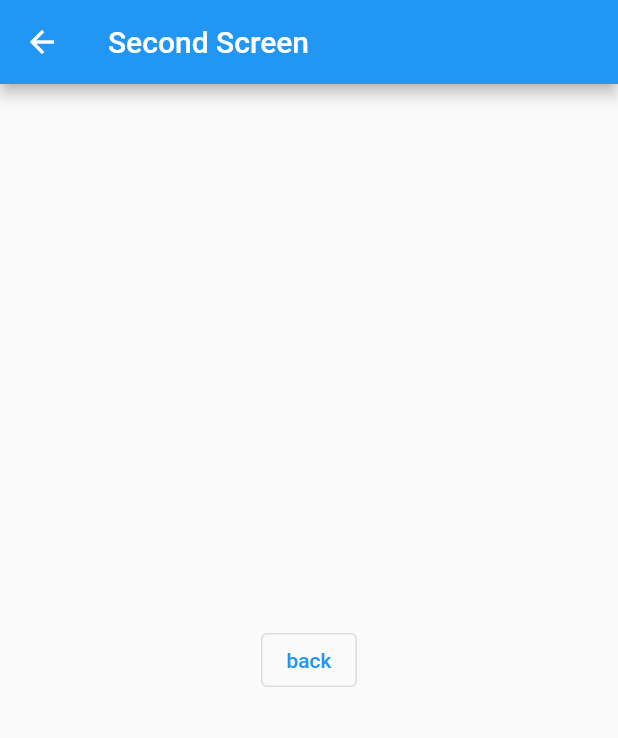
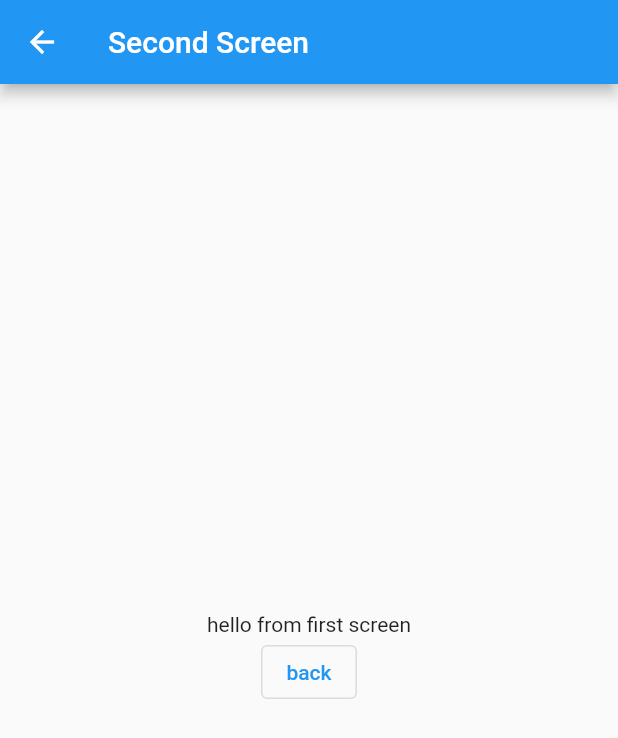
Before and after one commit to gunadermawan/multiplatform-flutter-beginner, a Flutter app: the screen it shows after launch, after a tap on "intent screen", on a phone screen of 412 x 824 dp. Shown: the top 738 px of the screen. Run offline on Flutter 3.47's test engine with Material 2 defaults, Android fonts, the phone set to English and light mode, and no system bars.

Commit message:
sample of intent with send data

```diff
--- a/lib/navigator/navigator.dart
+++ b/lib/navigator/navigator.dart
@@ -1,7 +1,9 @@
 import 'package:flutter/material.dart';
 
 class SecondScreen extends StatelessWidget {
-  const SecondScreen({Key? key}) : super(key: key);
+  final String message;
+
+  const SecondScreen( {required this.message, Key? key}) : super(key: key);
 
   @override
   Widget build(BuildContext context) {
@@ -10,11 +12,16 @@ class SecondScreen extends StatelessWidget {
         title: const Text('Second Screen'),
       ),
       body: Center(
-        child: OutlinedButton(
-          child: const Text('back'),
-          onPressed: () {
-            Navigator.pop(context);
-          },
+        child: Column(
+          mainAxisAlignment: MainAxisAlignment.center,
+          children: [
+            Text(message),
+            OutlinedButton(
+                onPressed: () {
+                  Navigator.pop(context);
+                },
+                child: const Text('back'))
+          ],
         ),
       ),
     );
@@ -22,6 +29,8 @@ class SecondScreen extends StatelessWidget {
 }
 
 class FirstScreen extends StatelessWidget {
+  final String message = 'hello from first screen';
+
   const FirstScreen({Key? key}) : super(key: key);
 
   @override
@@ -34,9 +43,10 @@ class FirstScreen extends StatelessWidget {
         child: ElevatedButton(
           child: const Text('intent screen'),
           onPressed: () {
-            Navigator.push(context, MaterialPageRoute(builder: (context) {
-              return const SecondScreen();
-            }));
+            Navigator.push(
+                context,
+                MaterialPageRoute(
+                    builder: (context) => SecondScreen(message: message)));
           },
         ),
       ),
```
